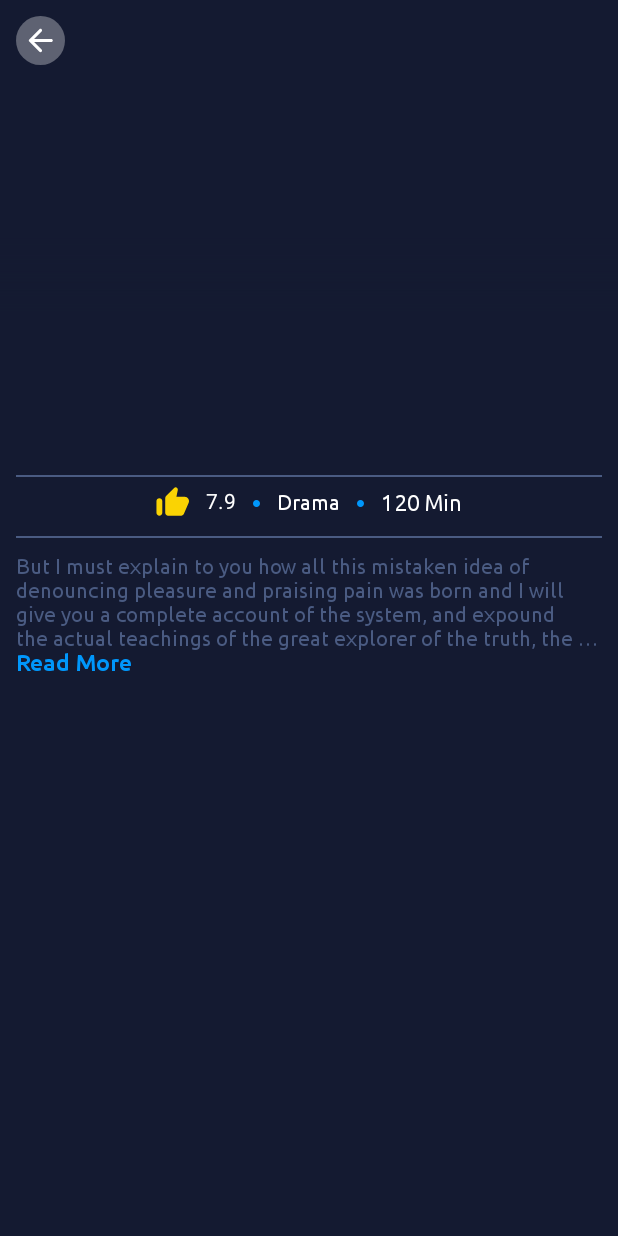
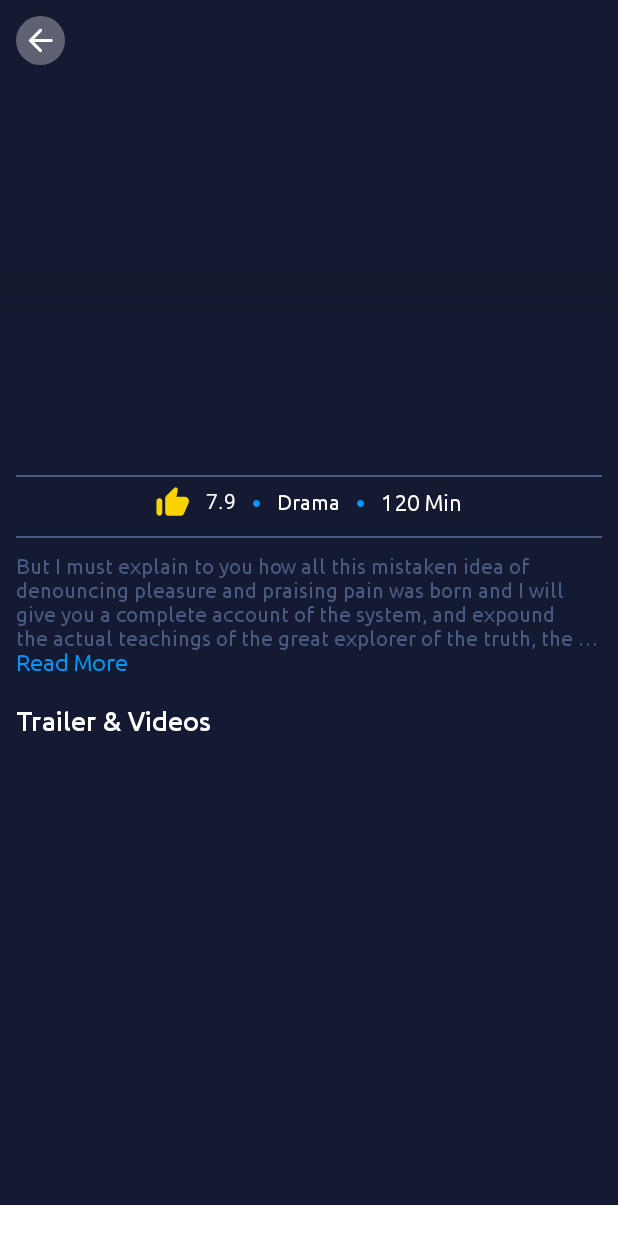
Before and after one commit to shakivhussain/Disney_Watch, an Android app: the layout activity_movie_details.xml on its own in the app's theme, with its tools: preview values and no code run, on a phone screen of 412 x 824 dp. Run offline under Robolectric (Android 15) with nearby library versions, the phone set to English and light mode, and no system bars; plain views replace RoundedImageView.

Commit message:
Videos setup

```diff
--- a/app/build.gradle
+++ b/app/build.gradle
@@ -69,14 +69,14 @@ dependencies {
     // Rounded Image
     implementation 'com.makeramen:roundedimageview:2.3.0'
 
-
     // Glide
     implementation 'com.github.bumptech.glide:glide:4.13.0'
     annotationProcessor 'com.github.bumptech.glide:compiler:4.13.0'
 
-
     //lottie Animations (loading and more)
     implementation 'com.airbnb.android:lottie:4.2.2'
 
+    // Youtube
+    implementation 'com.pierfrancescosoffritti.androidyoutubeplayer:core:11.0.1'
 
 }
--- a/app/src/main/java/com/shakiv_husain/disneywatch/adapter/SliderAdapter.java
+++ b/app/src/main/java/com/shakiv_husain/disneywatch/adapter/SliderAdapter.java
@@ -42,7 +42,11 @@ public class SliderAdapter extends RecyclerView.Adapter<SliderAdapter.SliderAdap
 
     @Override
     public int getItemCount() {
-        return backdrops.size() / 2;
+        if (backdrops.size() > 7) {
+            return backdrops.size() / 2;
+        } else {
+            return backdrops.size();
+        }
     }
 
 
--- a/app/src/main/java/com/shakiv_husain/disneywatch/util/constants/ApiConstants.java
+++ b/app/src/main/java/com/shakiv_husain/disneywatch/util/constants/ApiConstants.java
@@ -16,5 +16,6 @@ public class ApiConstants {
     public static final String MOVIE_DETAIL = "movie/{movie_id}";
     public static final String MOVIE_ID = "movie_id";
     public static final String IMAGES = "movie/{movie_id}/images";
+    public static final String VIDEOS = "movie/{movie_id}/videos";
 
 }
--- a/app/src/main/res/layout/activity_movie_details.xml
+++ b/app/src/main/res/layout/activity_movie_details.xml
@@ -47,11 +47,17 @@
 
     </data>
 
+
+    <ScrollView
+        android:layout_width="match_parent"
+        android:layout_height="match_parent"
+        android:layout_marginBottom="@dimen/_16sdp"
+        android:background="@color/colorPrimary">
+
         <androidx.constraintlayout.widget.ConstraintLayout
             android:layout_width="match_parent"
-        android:layout_height="match_parent"
+            android:layout_height="wrap_content"
             android:animateLayoutChanges="true"
-        android:background="@color/colorPrimary"
             tools:context=".activities.MovieDetailsActivity">
 
 
@@ -299,7 +305,7 @@
                 android:id="@+id/tvReadMore"
                 android:layout_width="wrap_content"
                 android:layout_height="wrap_content"
-            android:fontFamily="@font/ubuntu_bold"
+                android:fontFamily="@font/ubuntu_regular"
                 android:includeFontPadding="false"
                 android:text="@string/read_more"
                 android:textColor="@color/colorAccent"
@@ -307,5 +313,50 @@
                 app:layout_constraintStart_toStartOf="@id/tvDescription"
                 app:layout_constraintTop_toBottomOf="@id/tvDescription" />
 
+
+            <TextView
+                android:id="@+id/tvVideos_trailer"
+                android:layout_width="0dp"
+                android:layout_height="wrap_content"
+                android:layout_marginStart="@dimen/_8sdp"
+                android:layout_marginTop="@dimen/_16sdp"
+                android:layout_marginEnd="@dimen/_8sdp"
+                android:fontFamily="@font/ubuntu_medium"
+                android:includeFontPadding="false"
+                android:text="@string/trailer_amp_videos"
+                android:textColor="@color/colorTextIcon"
+                android:textSize="@dimen/_14ssp"
+                app:layout_constraintEnd_toEndOf="parent"
+                app:layout_constraintStart_toStartOf="parent"
+                app:layout_constraintTop_toBottomOf="@id/tvReadMore" />
+
+
+            <androidx.viewpager2.widget.ViewPager2
+                android:id="@+id/videosViewPager"
+                android:layout_width="match_parent"
+                android:layout_height="@dimen/_150sdp"
+                android:layout_marginStart="@dimen/_8sdp"
+                android:layout_marginTop="@dimen/_8sdp"
+                android:layout_marginEnd="@dimen/_8sdp"
+                android:orientation="horizontal"
+                app:layout_constraintEnd_toEndOf="parent"
+                app:layout_constraintStart_toStartOf="parent"
+                app:layout_constraintTop_toBottomOf="@id/tvVideos_trailer" />
+
+            <LinearLayout
+                android:id="@+id/videosIndicator"
+                android:layout_width="match_parent"
+                android:layout_height="wrap_content"
+                android:gravity="center"
+                android:orientation="horizontal"
+                android:padding="@dimen/_8sdp"
+                android:visibility="visible"
+                app:layout_constraintBottom_toBottomOf="parent"
+                app:layout_constraintEnd_toEndOf="parent"
+                app:layout_constraintStart_toStartOf="parent" />
+
+
         </androidx.constraintlayout.widget.ConstraintLayout>
+
+    </ScrollView>
 </layout>
--- a/app/src/main/res/values/strings.xml
+++ b/app/src/main/res/values/strings.xml
@@ -3,4 +3,5 @@
     <string name="u2022">•</string>
     <string name="description">But I must explain to you how all this mistaken idea of denouncing pleasure and praising pain was born and I will give you a complete account of the system, and expound the actual teachings of the great explorer of the truth, the master-builder of human happiness. No one rejects, dislikes, or avoids pleasure itself, because it is pleasure, but because those who do not know how to pursue pleasure rationally encounter consequences that are extremely painful. Nor again is there anyone who loves or pursues or desires to obtain pain of itself, because it is pain, but because occasionally circumstances occur in which toil and pain can procure him some great pleasure. To take a trivial example, which of us ever undertakes laborious physical exercise, except to obtain some advantage from it? But who has any right to find fault with a man who chooses to enjoy a pleasure that has no annoying consequences, or one who avoids a pain that produces no resultant pleasure?</string>
     <string name="read_more">Read More</string>
+    <string name="trailer_amp_videos"><![CDATA[Trailer & Videos]]></string>
 </resources>
```
Also changed, not shown: app/src/main/java/com/shakiv_husain/disneywatch/activities/MovieDetailsActivity.java (+49 -19 lines), app/src/main/java/com/shakiv_husain/disneywatch/adapter/YoutubeVideosAdapter.java (added, +91 -0 lines), app/src/main/java/com/shakiv_husain/disneywatch/models/Video/VideoModel.java (added, +172 -0 lines), app/src/main/java/com/shakiv_husain/disneywatch/models/Video/VideoResponse.java (added, +54 -0 lines), app/src/main/java/com/shakiv_husain/disneywatch/network/ApiServices.java (+8 -0 lines), app/src/main/java/com/shakiv_husain/disneywatch/repositories/MovieVideosRepository.java (added, +56 -0 lines), app/src/main/java/com/shakiv_husain/disneywatch/viewmodel/MovieVideosViewModel.java (added, +23 -0 lines), app/src/main/res/layout/videos_container.xml (added, +25 -0 lines). Lines whose indentation alone changed are shown as unchanged.
